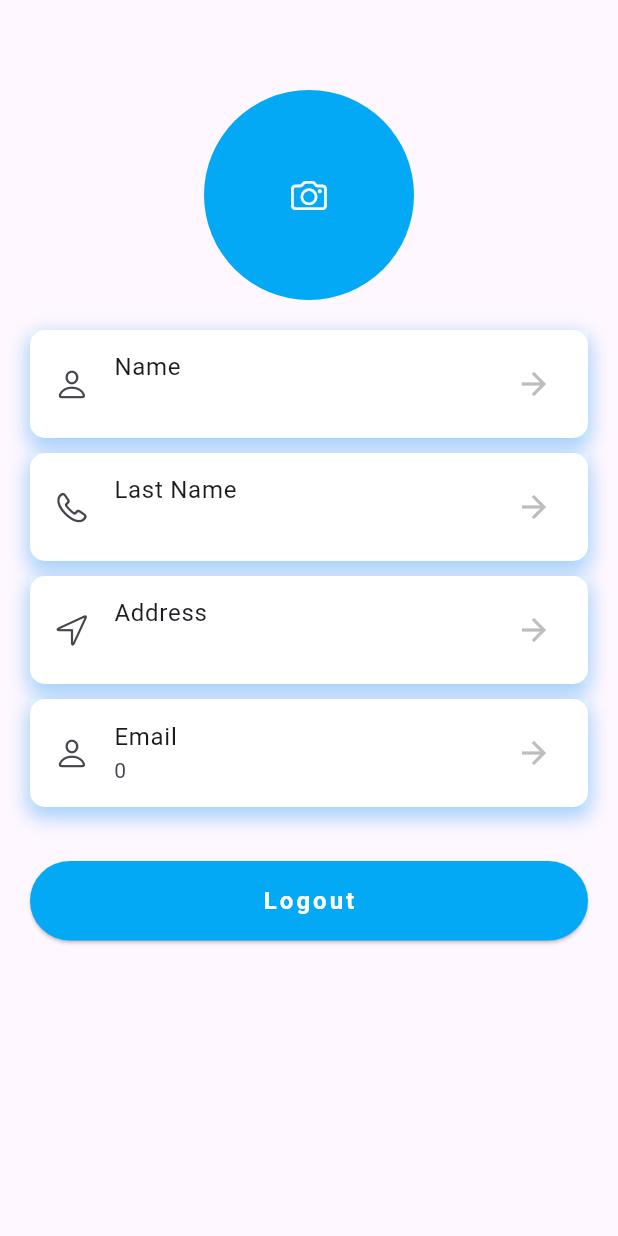
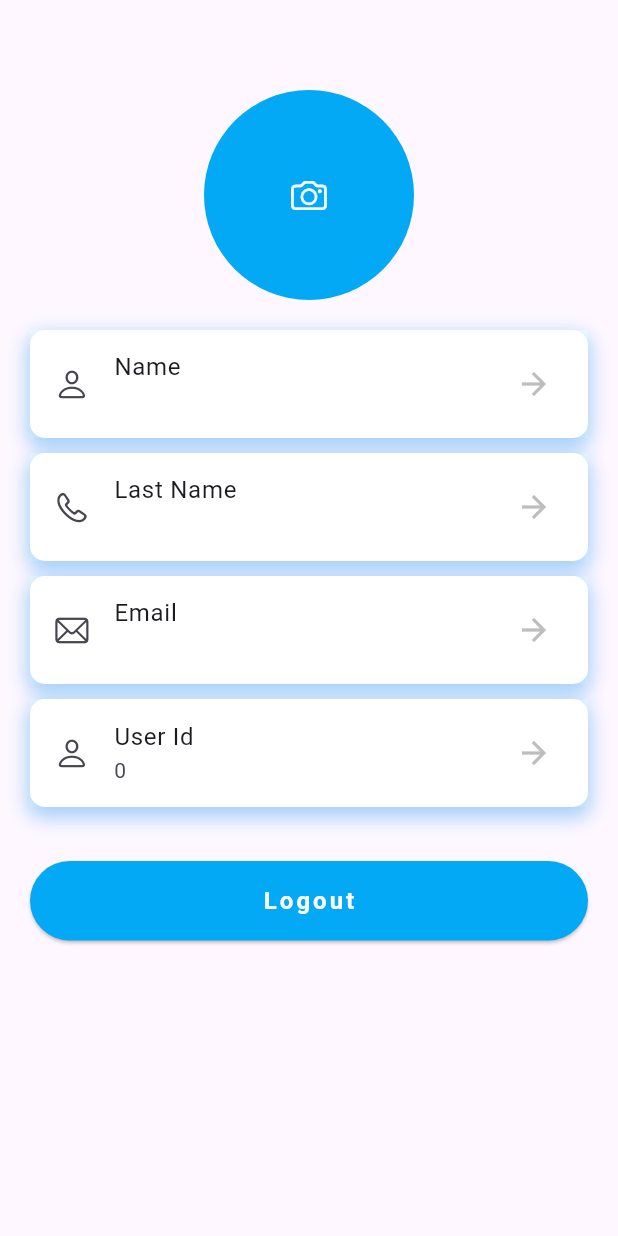
Before and after one commit to haibinhpham/demo_tester, a Flutter app: the AccountScreen screen opened directly, on a phone screen of 412 x 824 dp. Run offline on Flutter 3.47's test engine with Material 3 defaults, Android fonts, the phone set to English and light mode, and no system bars; missing offline and left inert: mysql1; accounts and stored records are empty.

Commit message:
changed user.dart model to use Production Schema, also change the authentication logic for registration,login,and account screen, the rest remains unchanged.

```diff
--- a/lib/testing/model/user.dart
+++ b/lib/testing/model/user.dart
@@ -1,22 +1,22 @@
 class User {
-  final int id;
-  final String fname;
-  final String lname;
-  final String address;
+  final int userId;
+  final String username;
+  final String password;
+  final String email;
 
   User({
-    required this.id,
-    required this.fname,
-    required this.lname,
-    required this.address,
+    required this.userId,
+    required this.username,
+    required this.password,
+    required this.email,
   });
 
   factory User.fromJson(Map<String, dynamic> json) {
     return User(
-      id: json['id'],
-      fname: json['fname'],
-      lname: json['lname'],
-      address: json['address'],
+      userId: json['user_id'],
+      username: json['username'],
+      password: json['password'],
+      email: json['email'],
     );
   }
 }
--- a/lib/testing/view/account/account_screen.dart
+++ b/lib/testing/view/account/account_screen.dart
@@ -34,7 +34,7 @@ class _AccountScreenState extends State<AccountScreen> {
       MySqlConnection connection = await Mysql().connection;
 
       var results = await connection
-          .query('select * from hallo.DEMO where id = ?', [userId]);
+          .query('select * from Production.users where user_id = ?', [userId]);
 
       if (results.isNotEmpty) {
         var userData = results.first.fields;
@@ -77,16 +77,16 @@ class _AccountScreenState extends State<AccountScreen> {
                         ),
                       ),
                       const SizedBox(height: 20),
-                      itemProfile('Name', user!.fname, CupertinoIcons.person),
+                      itemProfile(
+                          'Name', user!.username, CupertinoIcons.person),
                       const SizedBox(height: 10),
                       itemProfile(
-                          'Last Name', user!.lname, CupertinoIcons.phone),
+                          'Last Name', user!.password, CupertinoIcons.phone),
+                      const SizedBox(height: 10),
+                      itemProfile('Email', user!.email, CupertinoIcons.mail),
                       const SizedBox(height: 10),
                       itemProfile(
-                          'Address', user!.address, CupertinoIcons.location),
-                      const SizedBox(height: 10),
-                      itemProfile(
-                          'Email', '${user!.id}', CupertinoIcons.person),
+                          'User Id', '${user!.userId}', CupertinoIcons.person),
                       const SizedBox(
                         height: 20,
                       ),
--- a/lib/testing/view/display_screen.dart
+++ b/lib/testing/view/display_screen.dart
@@ -61,13 +61,13 @@ class _UserListScreenState extends State<UserListScreen> {
               itemBuilder: (context, index) {
                 var user = users[index];
                 return ListTile(
-                  title: Text('ID: ${user.id}'),
+                  title: Text('ID: ${user.userId}'),
                   subtitle: Column(
                     crossAxisAlignment: CrossAxisAlignment.start,
                     children: [
-                      Text('First Name: ${user.fname}'),
-                      Text('Last Name: ${user.lname}'),
-                      Text('Address: ${user.address}'),
+                      Text('First Name: ${user.username}'),
+                      Text('Last Name: ${user.password}'),
+                      Text('Address: ${user.email}'),
                     ],
                   ),
                 );
--- a/lib/testing/view/home_screen.dart
+++ b/lib/testing/view/home_screen.dart
@@ -61,7 +61,7 @@ class _HomeScreenState extends State<HomeScreen> {
             Flexible(
               child: FittedBox(
                 child: Text(
-                  user == null ? 'Loading...' : 'Welcome, ${user!.fname}!',
+                  user == null ? 'Loading...' : 'Welcome, ${user!.username}!',
                   style: const TextStyle(
                       color: Colors.white,
                       fontWeight: FontWeight.bold,
```
Also changed, not shown: lib/testing/view/auth/registration_screen.dart (+34 -44 lines), lib/testing/view/auth/signin_screen.dart (+17 -19 lines).
